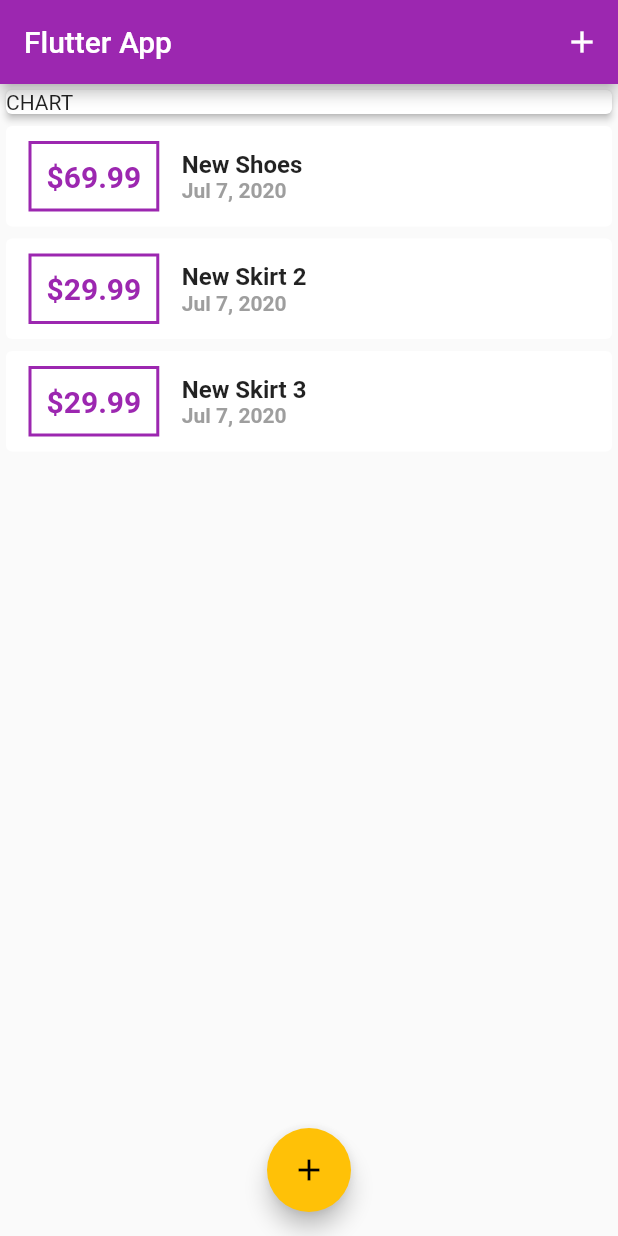
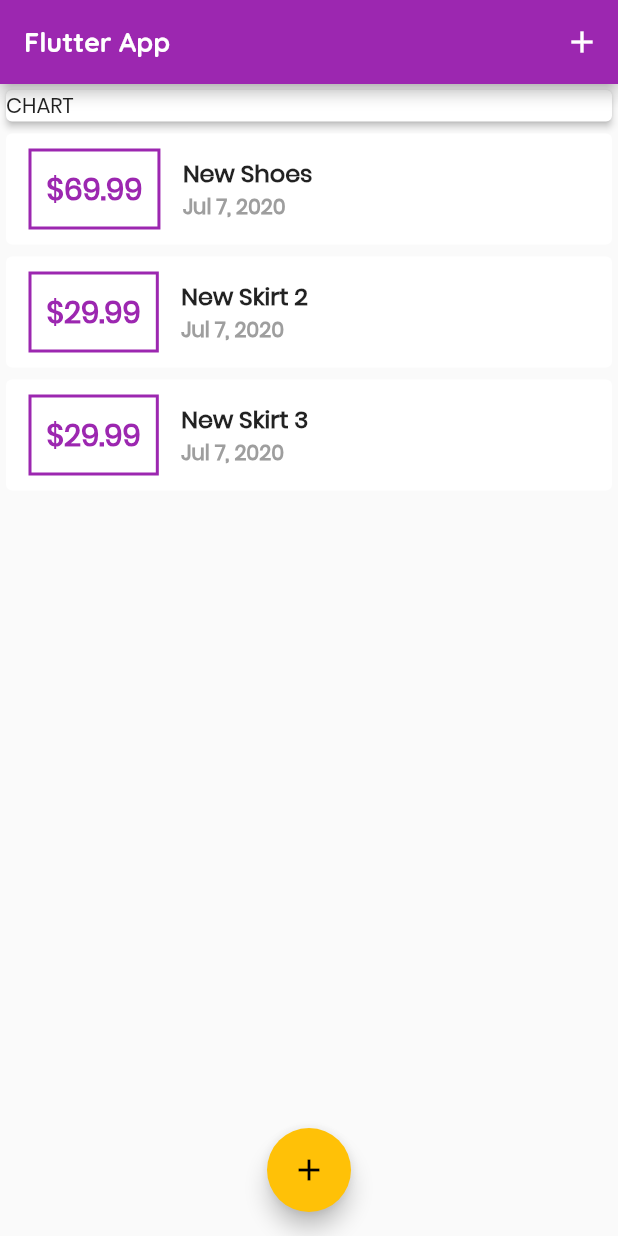
Before and after one commit to innovadeveloper/second_app_flotter, a Flutter app: the screen it shows after launch, on a phone screen of 412 x 824 dp. Run offline on Flutter 3.47's test engine with Material 2 defaults, Android fonts, the phone set to English and light mode, and no system bars.

Commit message:
theme customized 2 : appBarTheme:textTheme ..

```diff
--- a/lib/main.dart
+++ b/lib/main.dart
@@ -15,7 +15,17 @@ class MyApp extends StatelessWidget {
       title: 'Flutter Demo',
       theme: ThemeData(
         primarySwatch: Colors.purple,
-        accentColor: Colors.amber
+        accentColor: Colors.amber,
+        fontFamily: 'Poppins',
+        appBarTheme: AppBarTheme(
+          textTheme: ThemeData.light().textTheme.copyWith(
+                headline6 : TextStyle(
+                  fontFamily: 'Quicksand',
+                  fontSize: 18,
+                  fontWeight: FontWeight.bold,
+                ),
+              ),
+        ),
       ),
       home: MyHomePage(),
     );
@@ -71,9 +81,11 @@ class _MyHomePageState extends State<MyHomePage> {
       context: context,
       builder: (context) {
         return GestureDetector(
-          onTap: (){},  // fixing in android : not close by touch on the background
+          onTap:
+              () {}, // fixing in android : not close by touch on the background
           child: NewTransaction(_addNewTransaction),
-          behavior: HitTestBehavior.opaque, // fixing in android : not close by touch on the background
+          behavior: HitTestBehavior
+              .opaque, // fixing in android : not close by touch on the background
         );
       },
     );
@@ -83,7 +95,11 @@ class _MyHomePageState extends State<MyHomePage> {
   Widget build(BuildContext context) {
     return Scaffold(
       appBar: AppBar(
-        title: Text('Flutter App'),
+        centerTitle: false,
+        // title: Text('Flutter App', style: TextStyle(fontFamily: 'Quicksand'),),
+        title: Text(
+          'Flutter App',
+        ),
         actions: <Widget>[
           IconButton(
             icon: Icon(Icons.add),
```
Also changed, not shown: pubspec.yaml (+11 -11 lines), assets/fonts/Poppins-Light.ttf (added), assets/fonts/Poppins-Regular.ttf (added), assets/fonts/Quicksand-Bold.ttf (added), assets/fonts/Quicksand-Regular.ttf (added).
